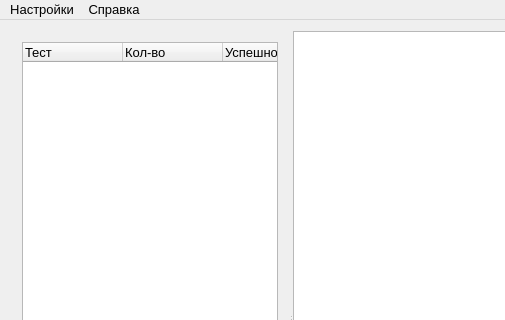
Before: the Qt Designer form ui/mainwindow.ui in irsural/clb_autocheck, drawn with Qt 5; both pictures show x 0 to 505 and y 0 to 320 of the 870 by 625 pixel window.
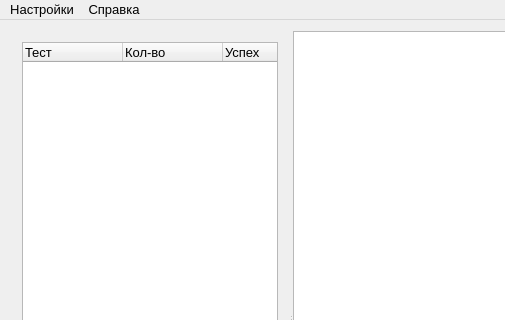
After: the same form once the commit is applied.

Patch:
```diff
--- a/ui/mainwindow.ui
+++ b/ui/mainwindow.ui
@@ -53,7 +53,7 @@
           </column>
           <column>
            <property name="text">
-            <string>Успешно</string>
+            <string>Успех</string>
            </property>
           </column>
           <column>
```
